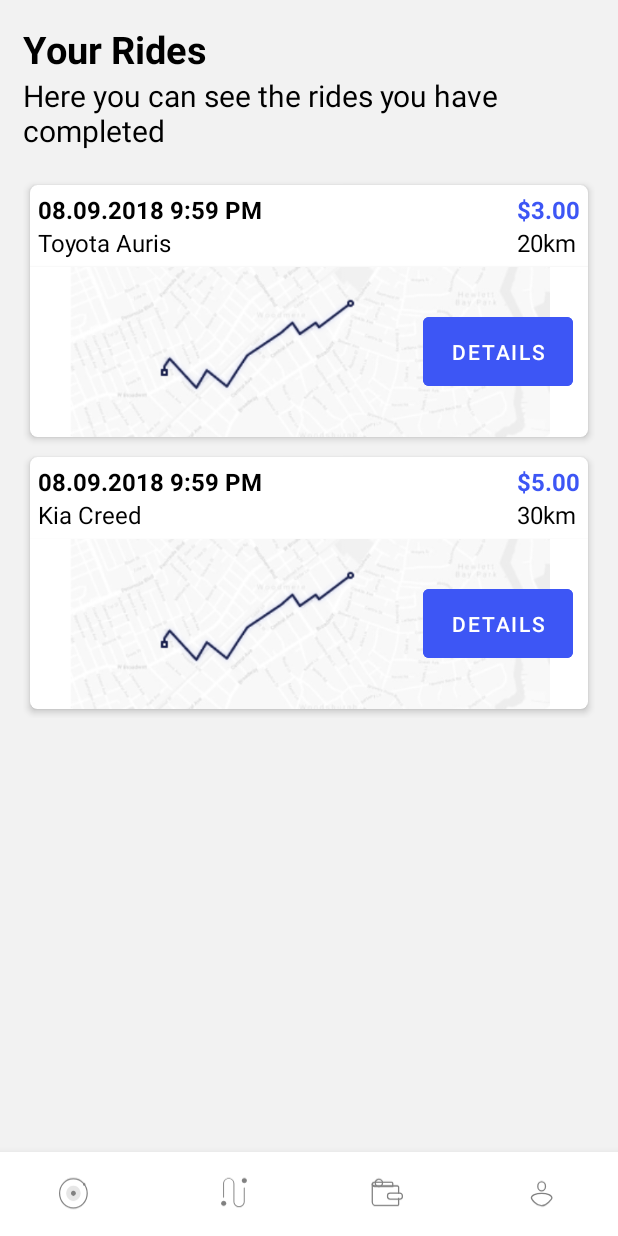
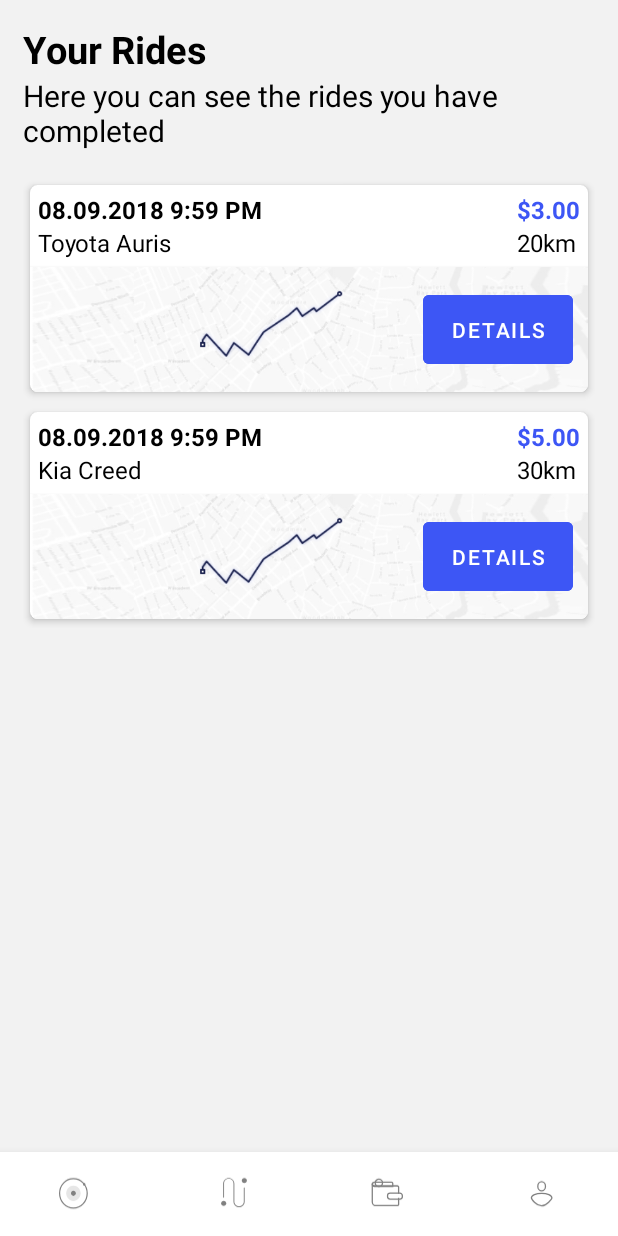
Before and after one commit to Soko-Aerial/LiftAndPay-Passenger, an Android app: the screen it shows after launch (MainActivity), item 2 of the bottom bar chosen, on a phone screen of 412 x 824 dp. Run offline under Robolectric (Android 15) with nearby library versions, the phone set to English and light mode, and no system bars.

Commit message:
Modifications done

```diff
--- a/app/src/main/res/layout/single_row_design.xml
+++ b/app/src/main/res/layout/single_row_design.xml
@@ -1,7 +1,7 @@
 <?xml version="1.0" encoding="utf-8"?>
 <com.google.android.material.card.MaterialCardView xmlns:android="http://schemas.android.com/apk/res/android"
     android:layout_width="match_parent"
-    android:layout_height="180dp"
+    android:layout_height="150dp"
     xmlns:app="http://schemas.android.com/apk/res-auto"
     app:cardCornerRadius="5dp"
     android:layout_marginTop="1dp"
@@ -84,6 +84,7 @@
                 android:layout_width="match_parent"
                 android:layout_height="match_parent"
                 android:layout_alignParentBottom="true"
+                android:background="@drawable/img_map"
                 android:src="@mipmap/ic_launcher" />
 
             <Button
```
